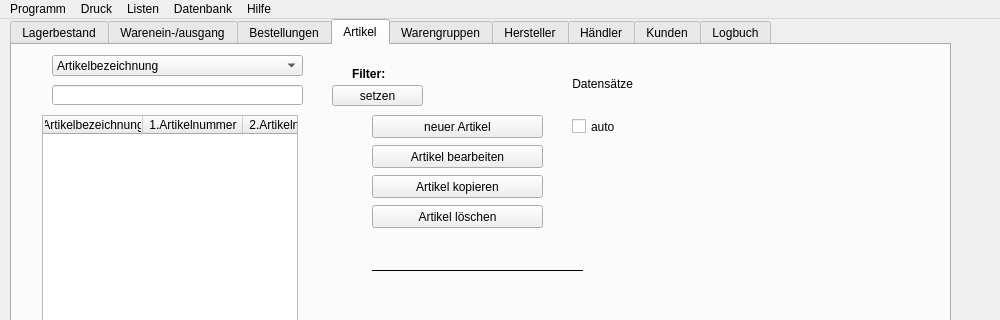
Qt form mainwindow.ui (RobRoy1304/LaVa-2) before a commit; both pictures show x 0 to 1000 and y 0 to 320 of the 1000 by 600 pixel window.
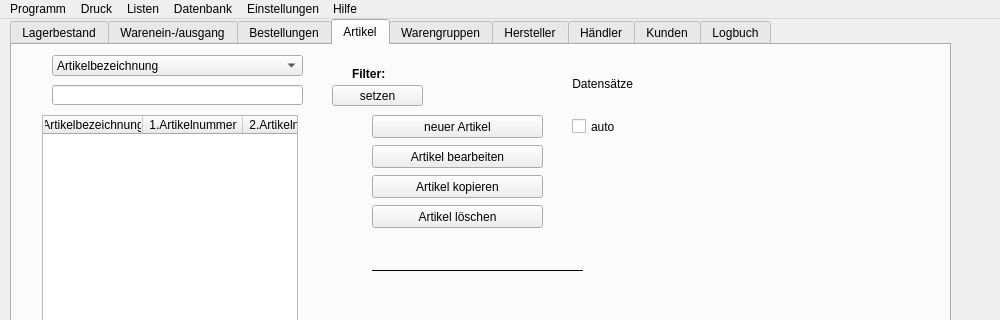
The same form after that commit. The open tabs and pages were chosen to show the change. Icons and pictures are not drawn.

```diff
--- a/mainwindow.ui
+++ b/mainwindow.ui
@@ -2610,7 +2610,7 @@
     </property>
     <addaction name="menuQuit"/>
    </widget>
-   <widget class="QMenu" name="menuHilfe">
+   <widget class="QMenu" name="menuOver">
     <property name="title">
      <string>Hilfe</string>
     </property>
@@ -2618,7 +2618,7 @@
     <addaction name="separator"/>
     <addaction name="menuAbout"/>
    </widget>
-   <widget class="QMenu" name="menuDrucker">
+   <widget class="QMenu" name="menuPrinter">
     <property name="title">
      <string>Druck</string>
     </property>
@@ -2692,7 +2692,7 @@
     <addaction name="menuPrinterCustomer"/>
     <addaction name="menuLogbuch"/>
    </widget>
-   <widget class="QMenu" name="menuListen">
+   <widget class="QMenu" name="menuList">
     <property name="title">
      <string>Listen</string>
     </property>
@@ -2700,7 +2700,7 @@
     <addaction name="menuListUnderWarnLimit"/>
     <addaction name="menuListInventoryDate"/>
    </widget>
-   <widget class="QMenu" name="menuDatenbank">
+   <widget class="QMenu" name="menuDatabase">
     <property name="title">
      <string>Datenbank</string>
     </property>
@@ -2709,11 +2709,19 @@
     <addaction name="menuDbImportFromLava1"/>
     <addaction name="menuDbClear"/>
    </widget>
+   <widget class="QMenu" name="menuSetting">
+    <property name="title">
+     <string>Einstellungen</string>
+    </property>
+    <addaction name="menuSettingInventory"/>
+    <addaction name="menuSettingArticle"/>
+   </widget>
    <addaction name="menuInfo"/>
-   <addaction name="menuDrucker"/>
-   <addaction name="menuListen"/>
-   <addaction name="menuDatenbank"/>
-   <addaction name="menuHilfe"/>
+   <addaction name="menuPrinter"/>
+   <addaction name="menuList"/>
+   <addaction name="menuDatabase"/>
+   <addaction name="menuSetting"/>
+   <addaction name="menuOver"/>
   </widget>
   <widget class="QStatusBar" name="statusBar"/>
   <action name="menuQuit">
```
Left out of the diff: 12 changed lines with no effect on the pictures.
